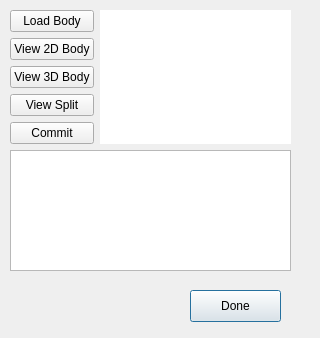
Qt form neurolabi/gui/flyembodysplitprojectdialog.ui (janelia-flyem/NeuTu) before a commit.
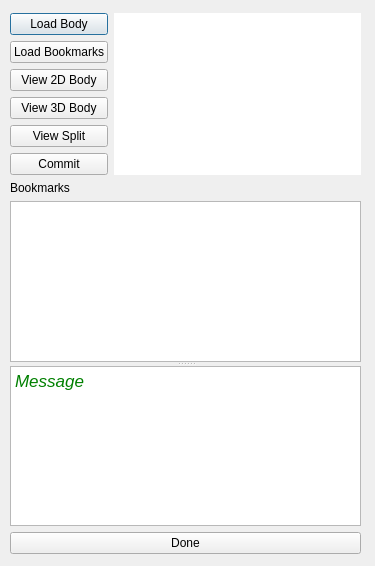
The same form after that commit.

Commit message: split bookmark

The edit to the form file:
```diff
--- a/neurolabi/gui/flyembodysplitprojectdialog.ui
+++ b/neurolabi/gui/flyembodysplitprojectdialog.ui
@@ -6,10 +6,16 @@
    <rect>
     <x>0</x>
     <y>0</y>
-    <width>320</width>
-    <height>338</height>
+    <width>375</width>
+    <height>566</height>
    </rect>
   </property>
+  <property name="sizePolicy">
+   <sizepolicy hsizetype="Preferred" vsizetype="Preferred">
+    <horstretch>0</horstretch>
+    <verstretch>0</verstretch>
+   </sizepolicy>
+  </property>
   <property name="windowTitle">
    <string>Body Split</string>
   </property>
@@ -29,26 +35,13 @@
     <set>QDialogButtonBox::NoButton</set>
    </property>
   </widget>
-  <widget class="QPushButton" name="donePushButton">
-   <property name="geometry">
-    <rect>
-     <x>190</x>
-     <y>290</y>
-     <width>91</width>
-     <height>32</height>
-    </rect>
-   </property>
-   <property name="text">
-    <string>Done</string>
-   </property>
-  </widget>
-  <widget class="QWidget" name="">
+  <widget class="QWidget" name="layoutWidget">
    <property name="geometry">
     <rect>
      <x>10</x>
-     <y>10</y>
-     <width>281</width>
-     <height>261</height>
+     <y>13</y>
+     <width>351</width>
+     <height>541</height>
     </rect>
    </property>
    <layout class="QVBoxLayout" name="verticalLayout_2">
@@ -63,6 +56,13 @@
           </property>
          </widget>
         </item>
+        <item>
+         <widget class="QPushButton" name="loadBookmarkButton">
+          <property name="text">
+           <string>Load Bookmarks</string>
+          </property>
+         </widget>
+        </item>
         <item>
          <widget class="QPushButton" name="view2dBodyPushButton">
           <property name="text">
@@ -115,9 +115,42 @@
      </layout>
     </item>
     <item>
-     <widget class="QTextEdit" name="outputWidget">
-      <property name="readOnly">
-       <bool>true</bool>
+     <widget class="QLabel" name="label">
+      <property name="text">
+       <string>Bookmarks</string>
+      </property>
+     </widget>
+    </item>
+    <item>
+     <widget class="QSplitter" name="splitter">
+      <property name="orientation">
+       <enum>Qt::Vertical</enum>
+      </property>
+      <widget class="QTableView" name="bookmarkView"/>
+      <widget class="QTextEdit" name="outputWidget">
+       <property name="sizePolicy">
+        <sizepolicy hsizetype="Preferred" vsizetype="Maximum">
+         <horstretch>0</horstretch>
+         <verstretch>0</verstretch>
+        </sizepolicy>
+       </property>
+       <property name="readOnly">
+        <bool>true</bool>
+       </property>
+       <property name="html">
+        <string>&lt;!DOCTYPE HTML PUBLIC &quot;-//W3C//DTD HTML 4.0//EN&quot; &quot;http://www.w3.org/TR/REC-html40/strict.dtd&quot;&gt;
+&lt;html&gt;&lt;head&gt;&lt;meta name=&quot;qrichtext&quot; content=&quot;1&quot; /&gt;&lt;style type=&quot;text/css&quot;&gt;
+p, li { white-space: pre-wrap; }
+&lt;/style&gt;&lt;/head&gt;&lt;body style=&quot; font-family:'Lucida Grande'; font-size:13pt; font-weight:400; font-style:normal;&quot;&gt;
+&lt;p style=&quot; margin-top:0px; margin-bottom:0px; margin-left:0px; margin-right:0px; -qt-block-indent:0; text-indent:0px;&quot;&gt;&lt;span style=&quot; font-style:italic; color:#008000;&quot;&gt;Message&lt;/span&gt;&lt;/p&gt;&lt;/body&gt;&lt;/html&gt;</string>
+       </property>
+      </widget>
+     </widget>
+    </item>
+    <item>
+     <widget class="QPushButton" name="donePushButton">
+      <property name="text">
+       <string>Done</string>
       </property>
      </widget>
     </item>
```
The commit also changes 52 other files.
